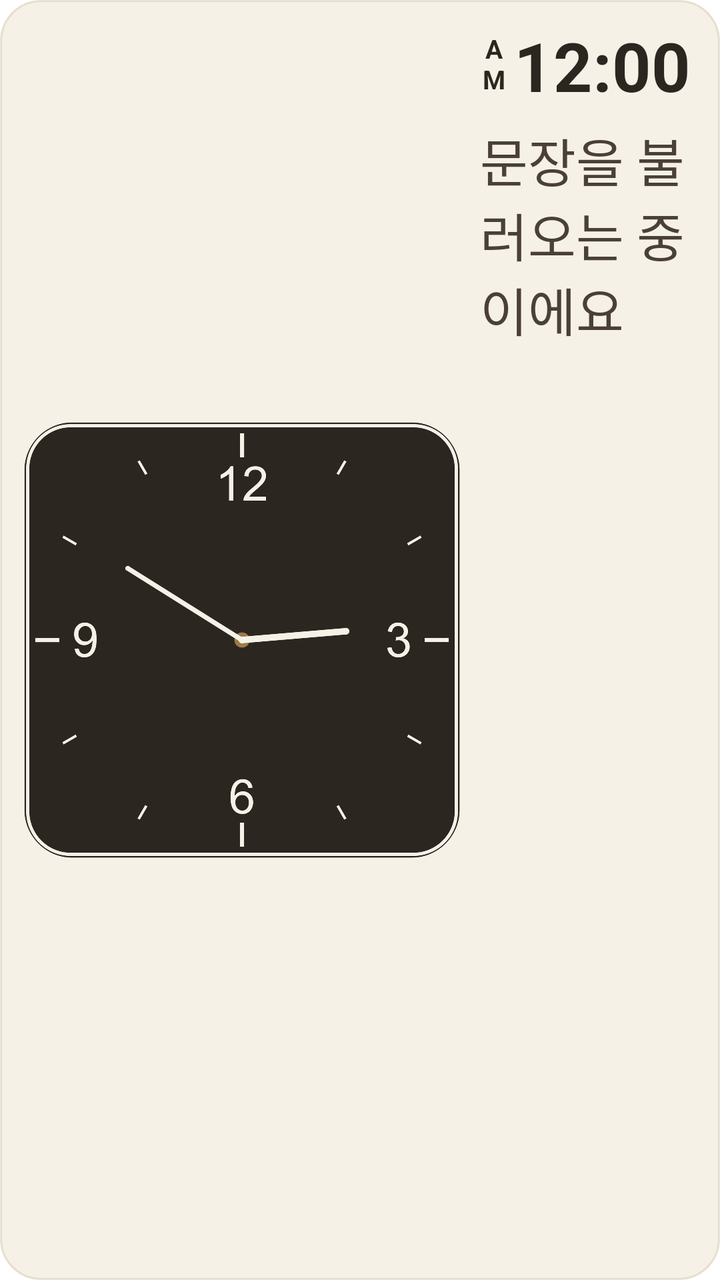
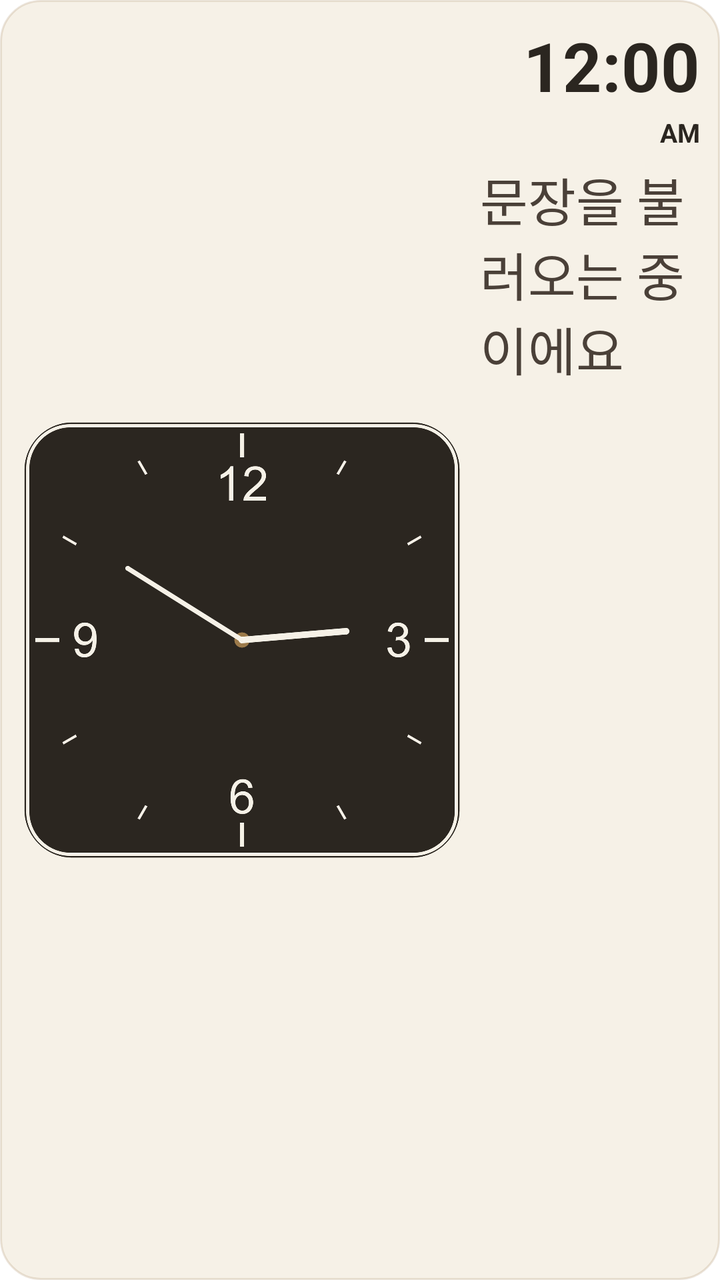

An Android layout rendered at two revisions. The XML below is the earlier revision; the diff shows what the commit changed to produce the second picture.
<!-- AndroidManifest.xml: fallback theme Theme.MaterialComponents.DayNight.NoActionBar -->
<!-- res/layout/widget_medium.xml -->
<?xml version="1.0" encoding="utf-8"?>
<LinearLayout xmlns:android="http://schemas.android.com/apk/res/android"
    android:id="@+id/widget_root"
    android:layout_width="match_parent"
    android:layout_height="match_parent"
    android:orientation="horizontal"
    android:gravity="center_vertical"
    android:background="@drawable/widget_background"
    android:padding="10dp">

    
    <FrameLayout
        android:layout_width="0dp"
        android:layout_height="match_parent"
        android:layout_weight="1">

        <AnalogClock
            android:id="@+id/widget_clock_analog"
            android:layout_width="match_parent"
            android:layout_height="match_parent"
            android:dial="@drawable/widget_clock_dial"
            android:hand_hour="@drawable/widget_clock_hand_hour"
            android:hand_minute="@drawable/widget_clock_hand_minute" />

        <ImageView
            android:id="@+id/widget_clock_hand_alarm"
            android:layout_width="match_parent"
            android:layout_height="match_parent"
            android:src="@drawable/widget_clock_hand_alarm"
            android:visibility="gone"
            android:contentDescription="@null" />

    </FrameLayout>

    <LinearLayout
        android:layout_width="110dp"
        android:layout_height="match_parent"
        android:layout_marginStart="8dp"
        android:orientation="vertical"
        android:gravity="center_vertical">

        
        <LinearLayout
            android:layout_width="wrap_content"
            android:layout_height="wrap_content"
            android:gravity="center_vertical">

            <LinearLayout
                android:layout_width="wrap_content"
                android:layout_height="wrap_content"
                android:layout_marginEnd="3dp"
                android:orientation="vertical"
                android:gravity="center_horizontal">

                
                <TextView
                    android:id="@+id/widget_meridiem_top"
                    android:layout_width="14dp"
                    android:layout_height="wrap_content"
                    android:gravity="center"
                    android:includeFontPadding="false"
                    android:text="A"
                    android:textSize="13sp"
                    android:textStyle="bold"
                    android:textColor="#2B2620" />

                <TextView
                    android:id="@+id/widget_meridiem_bottom"
                    android:layout_width="14dp"
                    android:layout_height="wrap_content"
                    android:gravity="center"
                    android:includeFontPadding="false"
                    android:text="M"
                    android:textSize="13sp"
                    android:textStyle="bold"
                    android:textColor="#2B2620" />

            </LinearLayout>

            <TextClock
                android:id="@+id/widget_clock_text"
                android:layout_width="wrap_content"
                android:layout_height="wrap_content"
                android:format12Hour="h:mm"
                android:format24Hour="h:mm"
                android:textSize="34sp"
                android:textStyle="bold"
                android:textColor="#2B2620" />

        </LinearLayout>

        
        <TextView
            android:id="@+id/widget_quote"
            android:layout_width="match_parent"
            android:layout_height="0dp"
            android:layout_weight="1"
            android:layout_marginTop="6dp"
            android:text="문장을 불러오는 중이에요"
            android:textColor="#4A4038"
            android:autoSizeTextType="uniform"
            android:autoSizeMinTextSize="8sp"
            android:autoSizeMaxTextSize="26sp"
            android:autoSizeStepGranularity="1sp" />

    </LinearLayout>

</LinearLayout>
<!-- resources referenced by this layout -->
<resources>
  <!-- drawable widget_background (drawable) -->
  <?xml version="1.0" encoding="utf-8"?>
  <shape xmlns:android="http://schemas.android.com/apk/res/android">
      <solid android:color="#F6F1E7" />
      <stroke android:width="1dp" android:color="#339C7A4A" />
      <corners android:radius="20dp" />
  </shape>
  <!-- drawable widget_clock_dial: png bitmap (drawable-xxxhdpi, 109927 bytes) -->
  <!-- drawable widget_clock_hand_alarm: png bitmap (drawable-xxxhdpi, 11423 bytes) -->
  <!-- drawable widget_clock_hand_hour: png bitmap (drawable-xxxhdpi, 12305 bytes) -->
  <!-- drawable widget_clock_hand_minute: png bitmap (drawable-xxxhdpi, 12108 bytes) -->
</resources>

<!-- the commit's change to res/layout/widget_medium.xml (unified diff, before → after) -->
@@ -40,54 +40,27 @@
         android:gravity="center_vertical">
 
         
-        <LinearLayout
-            android:layout_width="wrap_content"
+        <TextClock
+            android:id="@+id/widget_clock_text"
+            android:layout_width="match_parent"
             android:layout_height="wrap_content"
-            android:gravity="center_vertical">
+            android:gravity="end"
+            android:format12Hour="h:mm"
+            android:format24Hour="h:mm"
+            android:textSize="34sp"
+            android:textStyle="bold"
+            android:textColor="#2B2620" />
 
-            <LinearLayout
-                android:layout_width="wrap_content"
-                android:layout_height="wrap_content"
-                android:layout_marginEnd="3dp"
-                android:orientation="vertical"
-                android:gravity="center_horizontal">
-
-                
-                <TextView
-                    android:id="@+id/widget_meridiem_top"
-                    android:layout_width="14dp"
-                    android:layout_height="wrap_content"
-                    android:gravity="center"
-                    android:includeFontPadding="false"
-                    android:text="A"
-                    android:textSize="13sp"
-                    android:textStyle="bold"
-                    android:textColor="#2B2620" />
-
-                <TextView
-                    android:id="@+id/widget_meridiem_bottom"
-                    android:layout_width="14dp"
-                    android:layout_height="wrap_content"
-                    android:gravity="center"
-                    android:includeFontPadding="false"
-                    android:text="M"
-                    android:textSize="13sp"
-                    android:textStyle="bold"
-                    android:textColor="#2B2620" />
-
-            </LinearLayout>
-
-            <TextClock
-                android:id="@+id/widget_clock_text"
-                android:layout_width="wrap_content"
-                android:layout_height="wrap_content"
-                android:format12Hour="h:mm"
-                android:format24Hour="h:mm"
-                android:textSize="34sp"
-                android:textStyle="bold"
-                android:textColor="#2B2620" />
-
-        </LinearLayout>
+        <TextView
+            android:id="@+id/widget_meridiem"
+            android:layout_width="match_parent"
+            android:layout_height="wrap_content"
+            android:layout_marginTop="2dp"
+            android:gravity="end"
+            android:text="AM"
+            android:textSize="13sp"
+            android:textStyle="bold"
+            android:textColor="#2B2620" />
 
         
         <TextView
